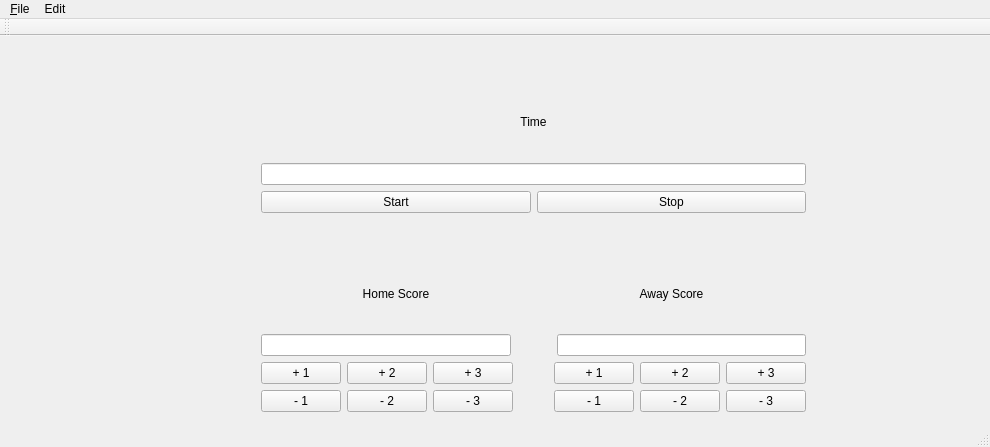
This is controls.ui in scherfan/WLG_Scoreboard as Qt 5 draws it before an edit. The edited form follows.
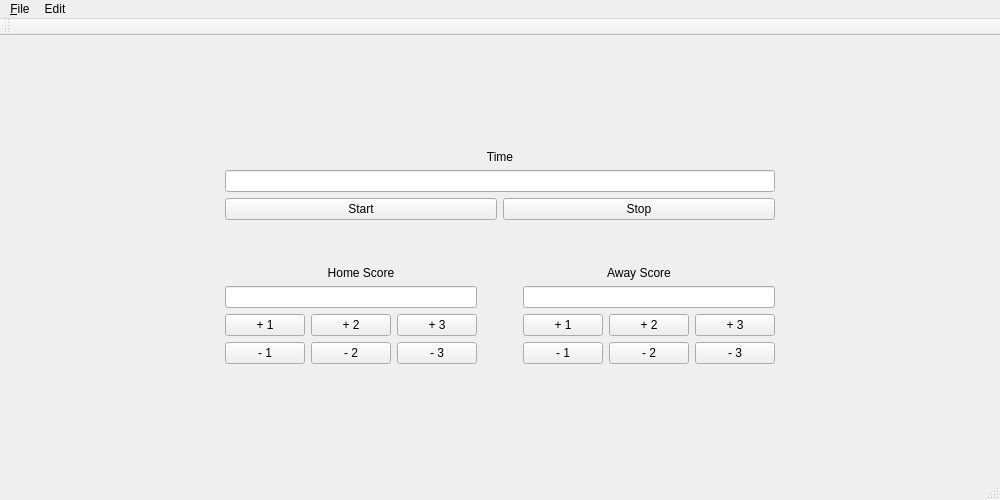
This is the edited form.

```diff
--- a/controls.ui
+++ b/controls.ui
@@ -6,12 +6,12 @@
    <rect>
     <x>0</x>
     <y>0</y>
-    <width>990</width>
-    <height>447</height>
+    <width>1000</width>
+    <height>500</height>
    </rect>
   </property>
   <property name="sizePolicy">
-   <sizepolicy hsizetype="Preferred" vsizetype="Preferred">
+   <sizepolicy hsizetype="Expanding" vsizetype="Expanding">
     <horstretch>0</horstretch>
     <verstretch>0</verstretch>
    </sizepolicy>
@@ -26,18 +26,40 @@
      <verstretch>0</verstretch>
     </sizepolicy>
    </property>
-   <widget class="QWidget" name="verticalLayoutWidget">
-    <property name="geometry">
-     <rect>
-      <x>250</x>
-      <y>40</y>
-      <width>567</width>
-      <height>347</height>
-     </rect>
-    </property>
+   <property name="layoutDirection">
+    <enum>Qt::LeftToRight</enum>
+   </property>
+   <layout class="QGridLayout" name="gridLayout_4">
+    <item row="1" column="0">
+     <spacer name="horizontalSpacer_4">
+      <property name="orientation">
+       <enum>Qt::Horizontal</enum>
+      </property>
+      <property name="sizeHint" stdset="0">
+       <size>
+        <width>40</width>
+        <height>20</height>
+       </size>
+      </property>
+     </spacer>
+    </item>
+    <item row="0" column="1">
+     <spacer name="verticalSpacer_2">
+      <property name="orientation">
+       <enum>Qt::Vertical</enum>
+      </property>
+      <property name="sizeHint" stdset="0">
+       <size>
+        <width>20</width>
+        <height>40</height>
+       </size>
+      </property>
+     </spacer>
+    </item>
+    <item row="1" column="1">
     <layout class="QVBoxLayout" name="verticalLayout">
      <property name="sizeConstraint">
-      <enum>QLayout::SetMaximumSize</enum>
+       <enum>QLayout::SetNoConstraint</enum>
      </property>
      <item>
       <widget class="QLabel" name="time_label">
@@ -120,6 +142,12 @@
            <verstretch>0</verstretch>
           </sizepolicy>
          </property>
+          <property name="layoutDirection">
+           <enum>Qt::LeftToRight</enum>
+          </property>
+          <property name="alignment">
+           <set>Qt::AlignCenter</set>
+          </property>
         </widget>
        </item>
        <item>
@@ -146,6 +174,9 @@
            <verstretch>0</verstretch>
           </sizepolicy>
          </property>
+          <property name="alignment">
+           <set>Qt::AlignCenter</set>
+          </property>
         </widget>
        </item>
       </layout>
@@ -260,14 +291,41 @@
       </layout>
      </item>
     </layout>
-   </widget>
+    </item>
+    <item row="1" column="2">
+     <spacer name="horizontalSpacer_3">
+      <property name="orientation">
+       <enum>Qt::Horizontal</enum>
+      </property>
+      <property name="sizeHint" stdset="0">
+       <size>
+        <width>40</width>
+        <height>20</height>
+       </size>
+      </property>
+     </spacer>
+    </item>
+    <item row="2" column="1">
+     <spacer name="verticalSpacer_3">
+      <property name="orientation">
+       <enum>Qt::Vertical</enum>
+      </property>
+      <property name="sizeHint" stdset="0">
+       <size>
+        <width>20</width>
+        <height>40</height>
+       </size>
+      </property>
+     </spacer>
+    </item>
+   </layout>
   </widget>
   <widget class="QMenuBar" name="menuBar">
    <property name="geometry">
     <rect>
      <x>0</x>
      <y>0</y>
-     <width>990</width>
+     <width>1000</width>
      <height>21</height>
     </rect>
    </property>
```
Left out of the diff: 5 changed lines with no effect on the pictures. Lines whose indentation alone changed are shown as unchanged.
